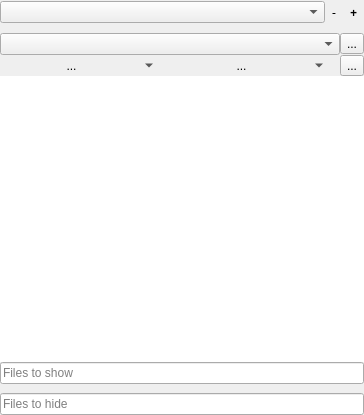
First picture: the form in src/plugins/ProjectManager/ProjectManagerGUI.ui, repository diegoiast/qtedit4, before the edit.
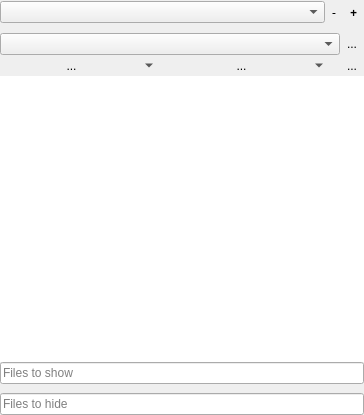
Second picture: the form after the edit. Icons and pictures are not drawn.

Patch:
```diff
--- a/src/plugins/ProjectManager/ProjectManagerGUI.ui
+++ b/src/plugins/ProjectManager/ProjectManagerGUI.ui
@@ -97,6 +97,9 @@
        <property name="text">
         <string>...</string>
        </property>
+       <property name="autoRaise">
+        <bool>true</bool>
+       </property>
       </widget>
      </item>
     </layout>
@@ -181,6 +184,9 @@
        <property name="icon">
         <iconset theme="edit-clear"/>
        </property>
+       <property name="autoRaise">
+        <bool>true</bool>
+       </property>
       </widget>
      </item>
     </layout>
```
Left out of the diff: 2 changed lines with no effect on the pictures.
